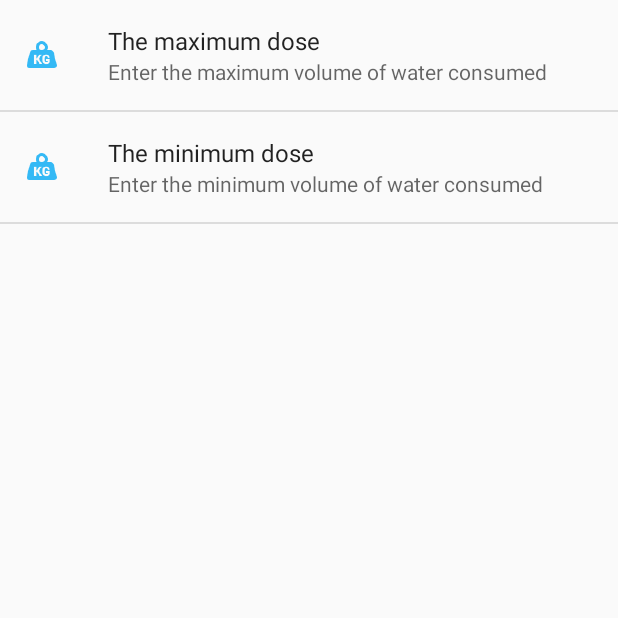
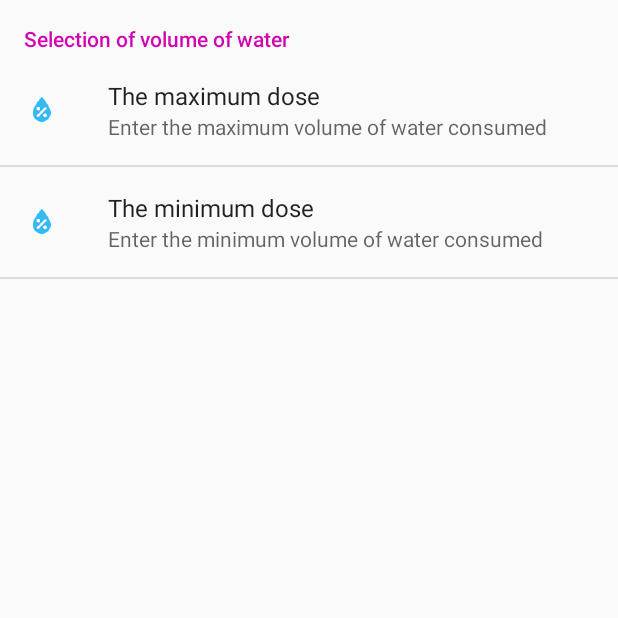
Before and after one commit to zonell/Aqua-Balans, an Android app: the SettingsActivity screen opened directly, with no data from a screen before it, after a tap on "Water volume", on a phone screen of 412 x 824 dp, the top half of it. Run offline under Robolectric (Android 15) with nearby library versions, the phone set to English and light mode, and no system bars.

Commit message:
new settings item

```diff
--- a/app/src/main/res/xml/settings.xml
+++ b/app/src/main/res/xml/settings.xml
@@ -50,19 +50,23 @@
             android:summary="@string/normally_drink"
             android:title="@string/water_volume">
 
+            <PreferenceCategory android:title="@string/volume_selection">
+
                 <EditTextPreference
-                android:icon="@drawable/ic_weight"
+                    android:icon="@drawable/ic_water_volume"
                     android:inputType="number"
                     android:key="menu_volume_max"
                     android:summary="@string/max_volume_drink"
                     android:title="@string/max_dose" />
 
                 <EditTextPreference
-                android:icon="@drawable/ic_weight"
+                    android:icon="@drawable/ic_water_volume"
                     android:inputType="number"
                     android:key="menu_volume_min"
                     android:summary="@string/min_volume_drink"
                     android:title="@string/min_dose" />
+
+            </PreferenceCategory>
 
 
         </PreferenceScreen>
```
Lines whose indentation alone changed are shown as unchanged.
